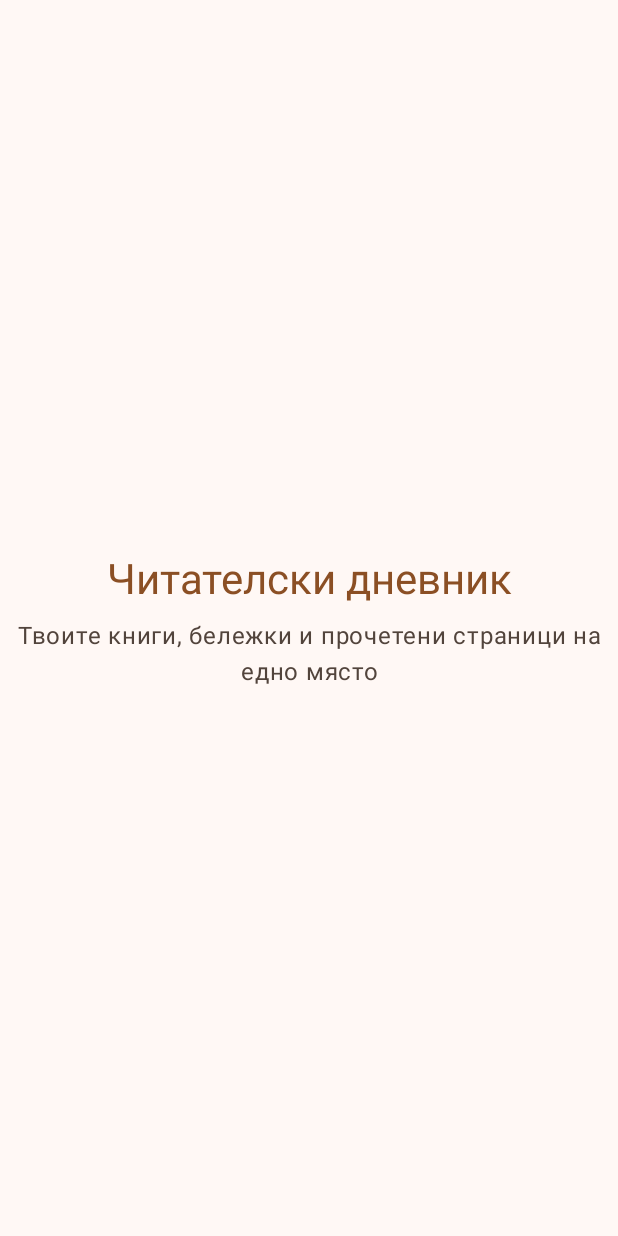
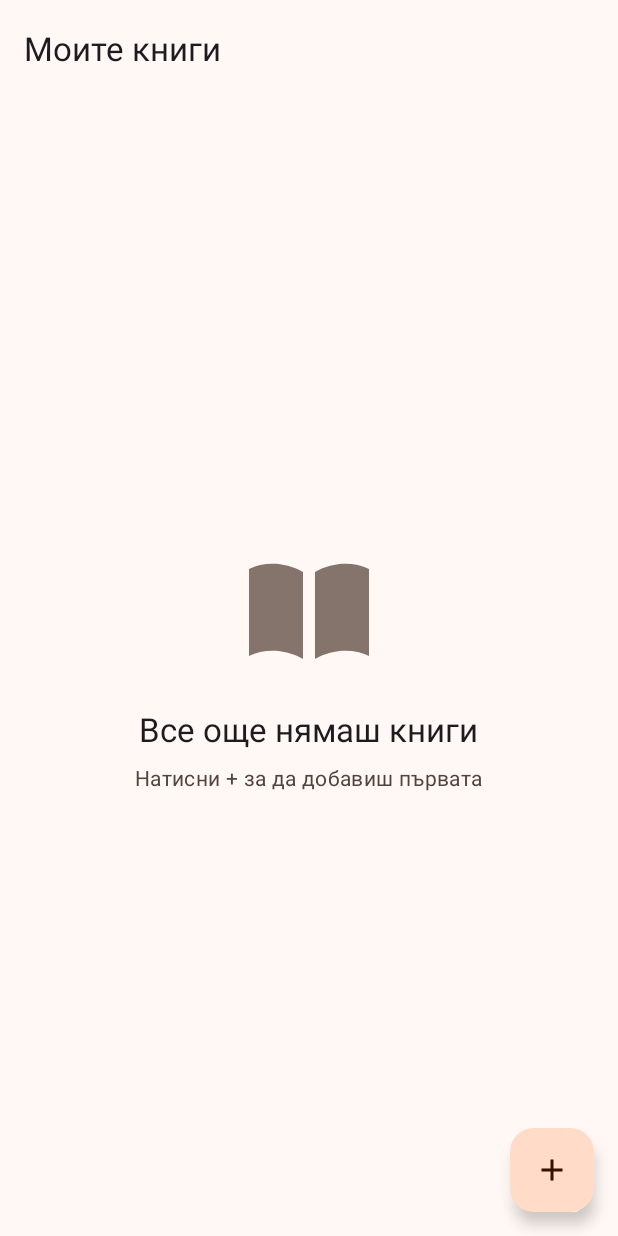
Before and after one commit to MartinAndreev05/MobileApps2026--2401321049-, an Android app: the screen it shows after launch (MainActivity), on a phone screen of 412 x 824 dp. Run offline under Robolectric (Android 15) with nearby library versions, the phone set to English and light mode, and no system bars; our stand-ins replace navigation-ui.

Commit message:
Add Navigation Component with list and detail fragments
- nav_graph.xml with BookListFragment (start) and BookDetailFragment
- bookId argument: -1 opens the screen as "new book", any other id as "edit"
- MaterialToolbar connected to NavController (titles and back arrow)
- FloatingActionButton on the list opens the add form
- Empty state on the list, form fields on the detail screen
- View binding enabled; bindings cleared in onDestroyView

```diff
--- a/app/build.gradle.kts
+++ b/app/build.gradle.kts
@@ -30,6 +30,9 @@ android {
         sourceCompatibility = JavaVersion.VERSION_11
         targetCompatibility = JavaVersion.VERSION_11
     }
+    buildFeatures {
+        viewBinding = true
+    }
 }
 
 dependencies {
@@ -38,6 +41,8 @@ dependencies {
     implementation(libs.appcompat)
     implementation(libs.constraintlayout)
     implementation(libs.material)
+    implementation(libs.navigation.fragment.ktx)
+    implementation(libs.navigation.ui.ktx)
     testImplementation(libs.junit)
     androidTestImplementation(libs.espresso.core)
     androidTestImplementation(libs.ext.junit)
--- a/app/src/main/java/bg/uni_plovdiv/fmi/mobileapps/MainActivity.kt
+++ b/app/src/main/java/bg/uni_plovdiv/fmi/mobileapps/MainActivity.kt
@@ -5,17 +5,46 @@ import androidx.activity.enableEdgeToEdge
 import androidx.appcompat.app.AppCompatActivity
 import androidx.core.view.ViewCompat
 import androidx.core.view.WindowInsetsCompat
+import androidx.navigation.NavController
+import androidx.navigation.fragment.NavHostFragment
+import androidx.navigation.ui.AppBarConfiguration
+import androidx.navigation.ui.navigateUp
+import androidx.navigation.ui.setupActionBarWithNavController
+import bg.uni_plovdiv.fmi.mobileapps.databinding.ActivityMainBinding
 
+/**
+ * Single activity of the app. It hosts the toolbar and the NavHostFragment;
+ * every screen is a fragment from res/navigation/nav_graph.xml.
+ */
 class MainActivity : AppCompatActivity() {
+
+    private lateinit var navController: NavController
+    private lateinit var appBarConfiguration: AppBarConfiguration
 
     override fun onCreate(savedInstanceState: Bundle?) {
         super.onCreate(savedInstanceState)
         enableEdgeToEdge()
-        setContentView(R.layout.activity_main)
-        ViewCompat.setOnApplyWindowInsetsListener(findViewById(R.id.main)) { v, insets ->
-            val systemBars = insets.getInsets(WindowInsetsCompat.Type.systemBars())
-            v.setPadding(systemBars.left, systemBars.top, systemBars.right, systemBars.bottom)
+        val binding = ActivityMainBinding.inflate(layoutInflater)
+        setContentView(binding.root)
+
+        // Keep content clear of the status bar, navigation bar and keyboard.
+        ViewCompat.setOnApplyWindowInsetsListener(binding.main) { v, insets ->
+            val bars = insets.getInsets(
+                WindowInsetsCompat.Type.systemBars() or WindowInsetsCompat.Type.ime()
+            )
+            v.setPadding(bars.left, bars.top, bars.right, bars.bottom)
             insets
         }
+
+        setSupportActionBar(binding.toolbar)
+        val navHostFragment =
+            supportFragmentManager.findFragmentById(R.id.nav_host_fragment) as NavHostFragment
+        navController = navHostFragment.navController
+        // The toolbar shows each screen's label and a back arrow on every non-start screen.
+        appBarConfiguration = AppBarConfiguration(navController.graph)
+        setupActionBarWithNavController(navController, appBarConfiguration)
     }
+
+    override fun onSupportNavigateUp(): Boolean =
+        navController.navigateUp(appBarConfiguration) || super.onSupportNavigateUp()
 }
--- /dev/null
+++ b/app/src/main/java/bg/uni_plovdiv/fmi/mobileapps/ui/list/BookListFragment.kt
@@ -0,0 +1,41 @@
+package bg.uni_plovdiv.fmi.mobileapps.ui.list
+
+import android.os.Bundle
+import android.view.LayoutInflater
+import android.view.View
+import android.view.ViewGroup
+import androidx.fragment.app.Fragment
+import androidx.navigation.fragment.findNavController
+import bg.uni_plovdiv.fmi.mobileapps.R
+import bg.uni_plovdiv.fmi.mobileapps.databinding.FragmentBookListBinding
+
+/** Start screen: the list of the user's books. */
+class BookListFragment : Fragment() {
+
+    // The binding is only valid between onCreateView and onDestroyView;
+    // clearing it afterwards prevents leaking the view hierarchy.
+    private var _binding: FragmentBookListBinding? = null
+    private val binding get() = _binding!!
+
+    override fun onCreateView(
+        inflater: LayoutInflater,
+        container: ViewGroup?,
+        savedInstanceState: Bundle?
+    ): View {
+        _binding = FragmentBookListBinding.inflate(inflater, container, false)
+        return binding.root
+    }
+
+    override fun onViewCreated(view: View, savedInstanceState: Bundle?) {
+        super.onViewCreated(view, savedInstanceState)
+        binding.addBookFab.setOnClickListener {
+            // No bookId argument: the detail screen opens in "new book" mode.
+            findNavController().navigate(R.id.action_bookList_to_bookDetail)
+        }
+    }
+
+    override fun onDestroyView() {
+        super.onDestroyView()
+        _binding = null
+    }
+}
--- /dev/null
+++ b/app/src/main/res/drawable/ic_add.xml
@@ -0,0 +1,11 @@
+<?xml version="1.0" encoding="utf-8"?>
+<vector xmlns:android="http://schemas.android.com/apk/res/android"
+    android:width="24dp"
+    android:height="24dp"
+    android:tint="?attr/colorControlNormal"
+    android:viewportWidth="24"
+    android:viewportHeight="24">
+    <path
+        android:fillColor="@android:color/white"
+        android:pathData="M19,13h-6v6h-2v-6H5v-2h6V5h2v6h6v2z" />
+</vector>
--- /dev/null
+++ b/app/src/main/res/drawable/ic_book_empty.xml
@@ -0,0 +1,11 @@
+<?xml version="1.0" encoding="utf-8"?>
+<!-- Open book outline for the empty list state. -->
+<vector xmlns:android="http://schemas.android.com/apk/res/android"
+    android:width="96dp"
+    android:height="96dp"
+    android:viewportWidth="48"
+    android:viewportHeight="48">
+    <path
+        android:fillColor="@android:color/white"
+        android:pathData="M4,10C9,7.5 16,7.5 22,11L22,40C16,36.5 9,36.5 4,39ZM26,11C32,7.5 39,7.5 44,10L44,39C39,36.5 32,36.5 26,40Z" />
+</vector>
--- a/app/src/main/res/layout/activity_main.xml
+++ b/app/src/main/res/layout/activity_main.xml
@@ -1,39 +1,32 @@
 <?xml version="1.0" encoding="utf-8"?>
-<androidx.constraintlayout.widget.ConstraintLayout xmlns:android="http://schemas.android.com/apk/res/android"
+<LinearLayout xmlns:android="http://schemas.android.com/apk/res/android"
     xmlns:app="http://schemas.android.com/apk/res-auto"
     xmlns:tools="http://schemas.android.com/tools"
     android:id="@+id/main"
     android:layout_width="match_parent"
     android:layout_height="match_parent"
     android:background="?android:attr/colorBackground"
-    android:padding="24dp"
+    android:orientation="vertical"
     tools:context=".MainActivity">
 
-    <TextView
-        android:id="@+id/titleText"
-        android:layout_width="wrap_content"
-        android:layout_height="wrap_content"
-        android:text="@string/app_name"
-        android:textAppearance="?attr/textAppearanceHeadlineMedium"
-        android:textColor="?attr/colorPrimary"
-        app:layout_constraintBottom_toTopOf="@id/subtitleText"
-        app:layout_constraintEnd_toEndOf="parent"
-        app:layout_constraintStart_toStartOf="parent"
-        app:layout_constraintTop_toTopOf="parent"
-        app:layout_constraintVertical_chainStyle="packed" />
+    <com.google.android.material.appbar.AppBarLayout
+        android:layout_width="match_parent"
+        android:layout_height="wrap_content">
 
-    <TextView
-        android:id="@+id/subtitleText"
-        android:layout_width="0dp"
-        android:layout_height="wrap_content"
-        android:layout_marginTop="8dp"
-        android:gravity="center"
-        android:text="@string/welcome_subtitle"
-        android:textAppearance="?attr/textAppearanceBodyLarge"
-        android:textColor="?attr/colorOnSurfaceVariant"
-        app:layout_constraintBottom_toBottomOf="parent"
-        app:layout_constraintEnd_toEndOf="parent"
-        app:layout_constraintStart_toStartOf="parent"
-        app:layout_constraintTop_toBottomOf="@id/titleText" />
+        <com.google.android.material.appbar.MaterialToolbar
+            android:id="@+id/toolbar"
+            android:layout_width="match_parent"
+            android:layout_height="?attr/actionBarSize" />
 
-</androidx.constraintlayout.widget.ConstraintLayout>
+    </com.google.android.material.appbar.AppBarLayout>
+
+    <androidx.fragment.app.FragmentContainerView
+        android:id="@+id/nav_host_fragment"
+        android:name="androidx.navigation.fragment.NavHostFragment"
+        android:layout_width="match_parent"
+        android:layout_height="0dp"
+        android:layout_weight="1"
+        app:defaultNavHost="true"
+        app:navGraph="@navigation/nav_graph" />
+
+</LinearLayout>
--- /dev/null
+++ b/app/src/main/res/layout/fragment_book_list.xml
@@ -0,0 +1,52 @@
+<?xml version="1.0" encoding="utf-8"?>
+<androidx.coordinatorlayout.widget.CoordinatorLayout xmlns:android="http://schemas.android.com/apk/res/android"
+    xmlns:app="http://schemas.android.com/apk/res-auto"
+    xmlns:tools="http://schemas.android.com/tools"
+    android:layout_width="match_parent"
+    android:layout_height="match_parent"
+    tools:context=".ui.list.BookListFragment">
+
+    <!-- Empty state. The RecyclerView with the books comes with the Room database. -->
+    <LinearLayout
+        android:id="@+id/emptyState"
+        android:layout_width="match_parent"
+        android:layout_height="wrap_content"
+        android:layout_gravity="center"
+        android:gravity="center_horizontal"
+        android:orientation="vertical"
+        android:padding="32dp">
+
+        <ImageView
+            android:layout_width="96dp"
+            android:layout_height="96dp"
+            android:importantForAccessibility="no"
+            android:src="@drawable/ic_book_empty"
+            app:tint="?attr/colorOutline" />
+
+        <TextView
+            android:layout_width="wrap_content"
+            android:layout_height="wrap_content"
+            android:layout_marginTop="16dp"
+            android:text="@string/empty_list_title"
+            android:textAppearance="?attr/textAppearanceTitleLarge" />
+
+        <TextView
+            android:layout_width="wrap_content"
+            android:layout_height="wrap_content"
+            android:layout_marginTop="8dp"
+            android:gravity="center"
+            android:text="@string/empty_list_hint"
+            android:textAppearance="?attr/textAppearanceBodyMedium"
+            android:textColor="?attr/colorOnSurfaceVariant" />
+    </LinearLayout>
+
+    <com.google.android.material.floatingactionbutton.FloatingActionButton
+        android:id="@+id/addBookFab"
+        android:layout_width="wrap_content"
+        android:layout_height="wrap_content"
+        android:layout_gravity="bottom|end"
+        android:layout_margin="16dp"
+        android:contentDescription="@string/action_add_book"
+        app:srcCompat="@drawable/ic_add" />
+
+</androidx.coordinatorlayout.widget.CoordinatorLayout>
--- /dev/null
+++ b/app/src/main/res/navigation/nav_graph.xml
@@ -0,0 +1,29 @@
+<?xml version="1.0" encoding="utf-8"?>
+<navigation xmlns:android="http://schemas.android.com/apk/res/android"
+    xmlns:app="http://schemas.android.com/apk/res-auto"
+    xmlns:tools="http://schemas.android.com/tools"
+    android:id="@+id/nav_graph"
+    app:startDestination="@id/bookListFragment">
+
+    <fragment
+        android:id="@+id/bookListFragment"
+        android:name="bg.uni_plovdiv.fmi.mobileapps.ui.list.BookListFragment"
+        android:label="@string/title_book_list"
+        tools:layout="@layout/fragment_book_list">
+        <action
+            android:id="@+id/action_bookList_to_bookDetail"
+            app:destination="@id/bookDetailFragment" />
+    </fragment>
+
+    <fragment
+        android:id="@+id/bookDetailFragment"
+        android:name="bg.uni_plovdiv.fmi.mobileapps.ui.detail.BookDetailFragment"
+        android:label="@string/title_new_book"
+        tools:layout="@layout/fragment_book_detail">
+        <!-- -1 means "add a new book"; any other value is the id of the book to edit. -->
+        <argument
+            android:name="bookId"
+            app:argType="long"
+            android:defaultValue="-1L" />
+    </fragment>
+</navigation>
--- a/app/src/main/res/values/strings.xml
+++ b/app/src/main/res/values/strings.xml
@@ -1,4 +1,19 @@
 <resources>
     <string name="app_name">Читателски дневник</string>
-    <string name="welcome_subtitle">Твоите книги, бележки и прочетени страници на едно място</string>
+
+    <!-- Screen titles -->
+    <string name="title_book_list">Моите книги</string>
+    <string name="title_new_book">Нова книга</string>
+    <string name="title_edit_book">Редакция на книга</string>
+
+    <!-- Book list -->
+    <string name="empty_list_title">Все още нямаш книги</string>
+    <string name="empty_list_hint">Натисни + за да добавиш първата</string>
+    <string name="action_add_book">Добави книга</string>
+
+    <!-- Book form -->
+    <string name="hint_title">Заглавие</string>
+    <string name="hint_author">Автор</string>
+    <string name="hint_notes">Бележки</string>
+    <string name="action_save">Запази</string>
 </resources>
--- a/gradle/libs.versions.toml
+++ b/gradle/libs.versions.toml
@@ -8,6 +8,7 @@ material = "1.10.0"
 activityKtx = "1.8.0"
 constraintlayout = "2.1.4"
 coreKtx = "1.12.0"
+navigation = "2.10.2"
 
 [libraries]
 junit = { group = "junit", name = "junit", version.ref = "junit" }
@@ -19,6 +20,8 @@ activity-ktx = { group = "androidx.activity", name = "activity-ktx", version.ref
 constraintlayout = { group = "androidx.constraintlayout", name = "constraintlayout", version.ref = "constraintlayout" }
 
 core-ktx = { group = "androidx.core", name = "core-ktx", version.ref = "coreKtx" }
+navigation-fragment-ktx = { group = "androidx.navigation", name = "navigation-fragment-ktx", version.ref = "navigation" }
+navigation-ui-ktx = { group = "androidx.navigation", name = "navigation-ui-ktx", version.ref = "navigation" }
 
 [plugins]
 android-application = { id = "com.android.application", version.ref = "agp" }
```
Also changed, not shown: app/src/main/java/bg/uni_plovdiv/fmi/mobileapps/ui/detail/BookDetailFragment.kt (added, +55 -0 lines), app/src/main/res/layout/fragment_book_detail.xml (added, +68 -0 lines).
